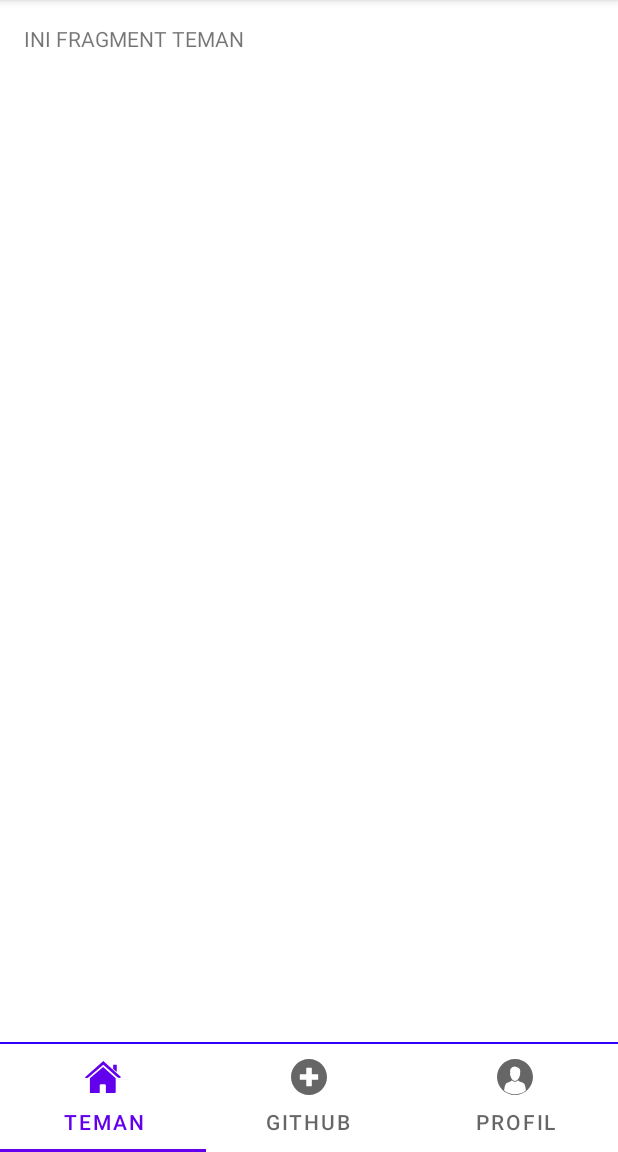
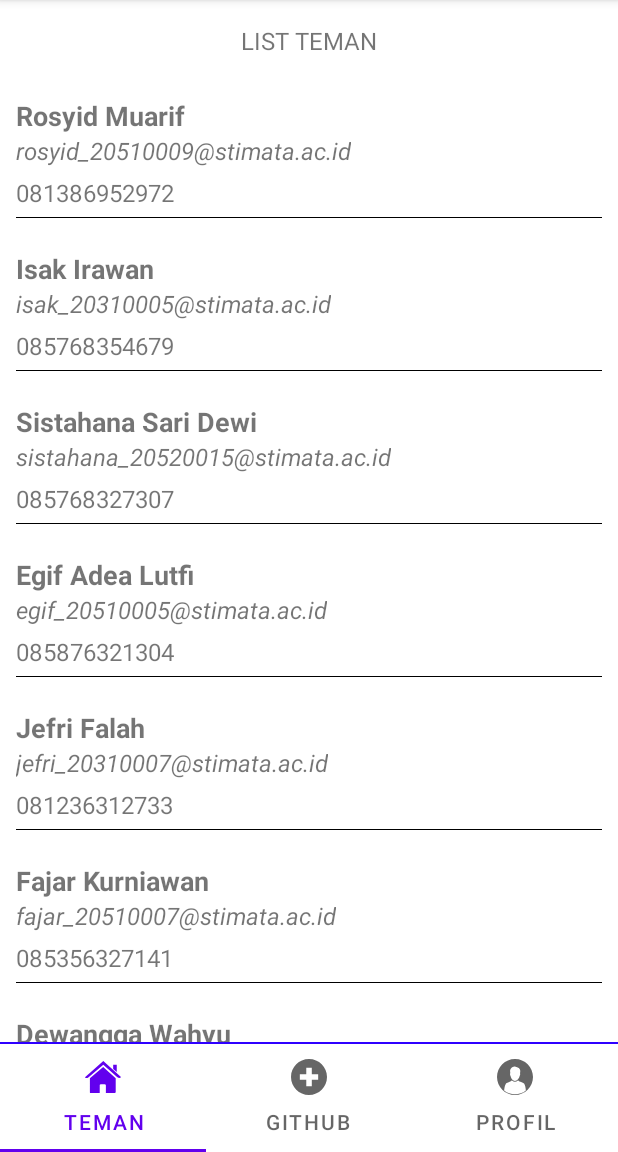
Before and after one commit to rosyidm123/DataTemanRosyid, an Android app: the screen it shows after launch (MainActivity), on a phone screen of 412 x 824 dp, the part 84-1236 px from its top. Run offline under Robolectric (Android 15) with nearby library versions, the phone set to English and light mode, and no system bars.

Commit message:
DataTemanRosyid
Membuat Data Teman dengan Android Studio

```diff
--- a/app/build.gradle
+++ b/app/build.gradle
@@ -30,6 +30,9 @@ android {
     kotlinOptions {
         jvmTarget = '1.8'
     }
+    androidExtensions {
+        experimental = true
+    }
 }
 
 dependencies {
@@ -44,4 +47,6 @@ dependencies {
 
     implementation 'androidx.viewpager2:viewpager2:1.0.0'
     implementation 'com.google.android.material:material:1.2.0-alpha06'
+
+    implementation "androidx.recyclerview:recyclerview:1.1.0"
 }
--- /dev/null
+++ b/app/src/main/java/com/rosyidmuarif/datatemanrosyid/MyFriend.kt
@@ -0,0 +1,9 @@
+package com.rosyidmuarif.datatemanrosyid
+
+class MyFriend (
+  val nama:String,
+  val jkel:String,
+  val email:String,
+  val telp:String,
+  val alamat:String,
+)
--- /dev/null
+++ b/app/src/main/java/com/rosyidmuarif/datatemanrosyid/MyFriendAdapter.kt
@@ -0,0 +1,34 @@
+package com.rosyidmuarif.datatemanrosyid
+
+import android.content.Context
+import android.view.LayoutInflater
+import android.view.View
+import android.view.ViewGroup
+import androidx.recyclerview.widget.RecyclerView
+import kotlinx.android.extensions.LayoutContainer
+import kotlinx.android.synthetic.main.my_friend_item.*
+
+class MyFriendAdapter(private val items:ArrayList<MyFriend>):
+    RecyclerView.Adapter<MyFriendAdapter.ViewHolder>() {
+
+    override fun onCreateViewHolder(parent: ViewGroup, viewType: Int)= ViewHolder (
+        LayoutInflater.from(parent.context).inflate(R.layout.my_friend_item,parent,false)
+    )
+
+    override fun getItemCount(): Int {
+        return items.size
+    }
+
+    override fun onBindViewHolder(holder: MyFriendAdapter.ViewHolder, position: Int) {
+        holder.bindItem(items.get(position))
+    }
+
+    class ViewHolder(override  val containerView: View):
+            RecyclerView.ViewHolder(containerView), LayoutContainer{
+                fun bindItem(item:MyFriend){
+                    txtFriendName.text = item.nama
+                    txtFriendEmail.text = item.email
+                    txtFriendTelp.text = item.telp
+                }
+            }
+}
--- a/app/src/main/java/com/rosyidmuarif/datatemanrosyid/MyFriendsFragment.kt
+++ b/app/src/main/java/com/rosyidmuarif/datatemanrosyid/MyFriendsFragment.kt
@@ -1,14 +1,20 @@
 package com.rosyidmuarif.datatemanrosyid
 
+import android.content.Context
 import android.os.Bundle
 import android.view.LayoutInflater
 import android.view.View
 import android.view.ViewGroup
 import androidx.annotation.Nullable
 import androidx.fragment.app.Fragment
+import androidx.recyclerview.widget.LinearLayoutManager
+import kotlinx.android.synthetic.*
+import kotlinx.android.synthetic.main.fragment_my_friends.*
 
 class MyFriendsFragment : Fragment() {
-    override fun onCreate(savedInstanceState: Bundle?) {
+    lateinit var listTeman:ArrayList<MyFriend>
+
+    override fun onCreate(savedInstanceState: Bundle?){
         super.onCreate(savedInstanceState)
     }
 
@@ -22,5 +28,48 @@ class MyFriendsFragment : Fragment() {
 
     override fun onViewCreated(view: View, @Nullable savedInstanceState: Bundle?) {
         super.onViewCreated(view, savedInstanceState)
+        initView()
+    }
+
+    private fun simulasiDataTeman() {
+        listTeman = ArrayList()
+        listTeman.add(MyFriend("Rosyid Muarif","laki-laki",
+            "rosyid_20510009@stimata.ac.id","081386952972","Jakarta")
+        )
+        listTeman.add(MyFriend("Isak Irawan","laki-laki",
+            "isak_20310005@stimata.ac.id","085768354679","Blitar")
+        )
+        listTeman.add(MyFriend("Sistahana Sari Dewi","Perempuan",
+            "sistahana_20520015@stimata.ac.id","085768327307","Malang")
+        )
+        listTeman.add(MyFriend("Egif Adea Lutfi","Perempuan",
+            "egif_20510005@stimata.ac.id","085876321304","Blitar")
+        )
+        listTeman.add(MyFriend("Jefri Falah","laki-laki",
+            "jefri_20310007@stimata.ac.id","081236312733","Nganjuk")
+        )
+        listTeman.add(MyFriend("Fajar Kurniawan","laki-laki",
+            "fajar_20510007@stimata.ac.id","085356327141","Blitar")
+        )
+        listTeman.add(MyFriend("Dewangga Wahyu","laki-laki",
+            "dewangga_20310020@stimata.ac.id","087973426882","Malang")
+        )
+        listTeman.add(MyFriend("Arif Rosyid","laki-laki",
+            "arif_20510009@stimata.ac.id","081336330303","Madiun"))
+    }
+
+    private fun tampilTeman() {
+        rv_listmyFriends.layoutManager=LinearLayoutManager(activity)
+        rv_listmyFriends.adapter=MyFriendAdapter(listTeman)
+    }
+
+    private fun initView(){
+        simulasiDataTeman()
+        tampilTeman()
+    }
+
+    override fun onDestroy() {
+        super.onDestroy()
+        this.clearFindViewByIdCache()
     }
 }
--- a/app/src/main/res/layout/fragment_my_friends.xml
+++ b/app/src/main/res/layout/fragment_my_friends.xml
@@ -6,10 +6,17 @@
 
     <TextView
         android:id="@+id/fragment_my_friends"
-        android:layout_width="wrap_content"
+        android:layout_width="match_parent"
         android:layout_height="wrap_content"
         android:text="@string/_teman"
         android:layout_marginTop="16dp"
-        android:layout_marginLeft="16dp" />
-
+        android:layout_marginLeft="16dp"
+        android:textAlignment="center"
+        android:textSize="16sp"
+        android:layout_margin="16dp"
+        android:layout_gravity="center_horizontal"/>
+    <androidx.recyclerview.widget.RecyclerView
+        android:layout_width="match_parent"
+        android:layout_height="wrap_content"
+        android:id="@+id/rv_listmyFriends"/>
 </LinearLayout>
--- /dev/null
+++ b/app/src/main/res/layout/my_friend_item.xml
@@ -0,0 +1,35 @@
+<?xml version="1.0" encoding="utf-8"?>
+<LinearLayout xmlns:android="http://schemas.android.com/apk/res/android"
+    android:layout_width="match_parent"
+    android:layout_height="wrap_content"
+    android:orientation="vertical"
+    android:layout_margin="5dp"
+    android:padding="5dp">
+
+    <TextView
+        android:layout_width="wrap_content"
+        android:layout_height="wrap_content"
+        android:id="@+id/txtFriendName"
+        android:text="Nama"
+        android:textStyle="bold"
+        android:textSize="18sp"/>
+    <TextView
+        android:layout_width="wrap_content"
+        android:layout_height="wrap_content"
+        android:id="@+id/txtFriendEmail"
+        android:text="Email"
+        android:textStyle="italic"
+        android:textSize="16sp"/>
+    <TextView
+        android:layout_width="wrap_content"
+        android:layout_height="wrap_content"
+        android:id="@+id/txtFriendTelp"
+        android:text="Telpon"
+        android:textSize="16sp"
+        android:layout_marginTop="6dp"/>
+    <View
+        android:layout_width="match_parent"
+        android:layout_height="0.5dp"
+        android:layout_marginTop="5dp"
+        android:background="#000000"/>
+</LinearLayout>
--- a/app/src/main/res/values/strings.xml
+++ b/app/src/main/res/values/strings.xml
@@ -1,6 +1,6 @@
 <resources>
     <string name="app_name">DataTemanRosyid</string>
-    <string name="_teman">INI FRAGMENT TEMAN</string>
+    <string name="_teman">LIST TEMAN</string>
     <string name="_github">INI FRAGMENT GITHUB</string>
     <string name="_profil">INI FRAGMENT PROFIL</string>
 </resources>
```
